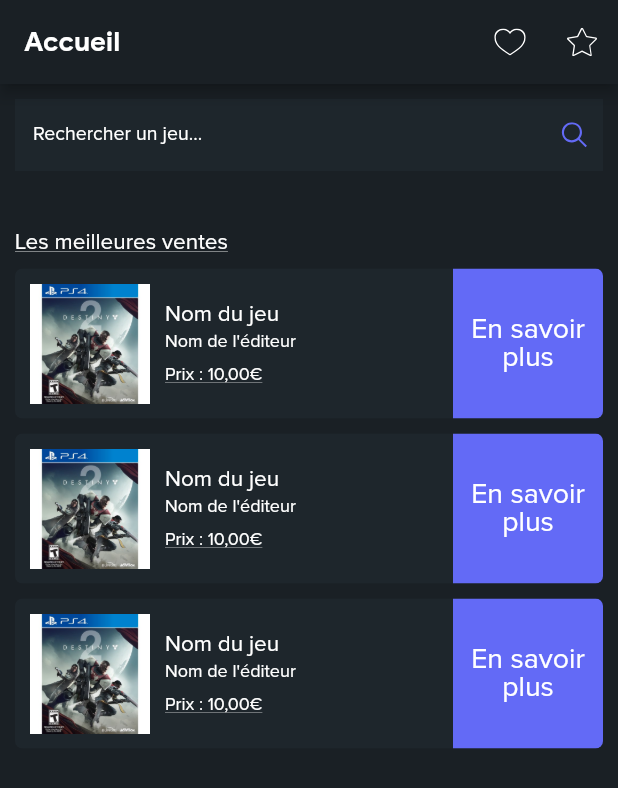
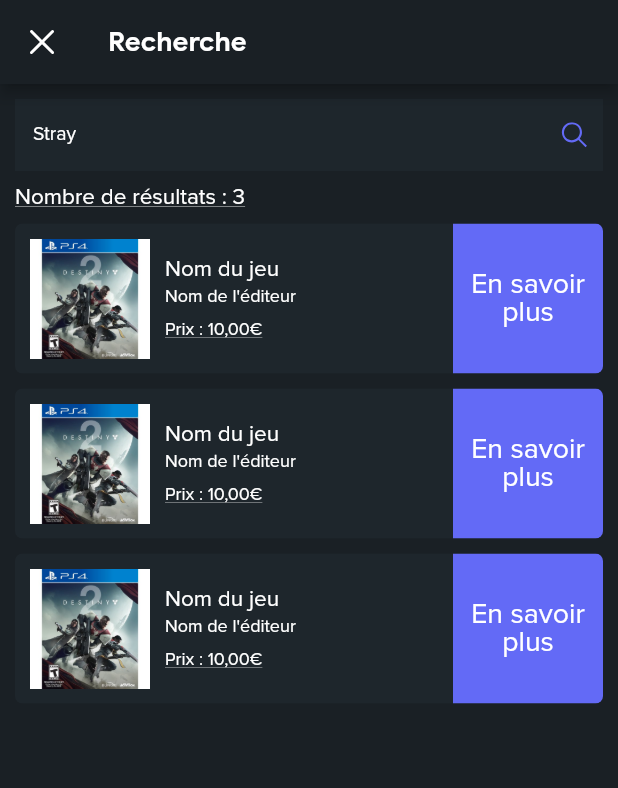
Before and after one commit to ShellyC6/projet_jeux_video, a Flutter app: the screen it shows after launch, on a phone screen of 412 x 824 dp. Shown: the top 788 px of the screen. Run offline on Flutter 3.47's test engine with Material 2 defaults, Android fonts, the phone set to English and light mode, and no system bars; our stand-ins replace flutter_svg.

Commit message:
Page de recherche

```diff
--- a/lib/main.dart
+++ b/lib/main.dart
@@ -3,6 +3,7 @@ import 'app_theme.dart';
 import 'screens/connexion.dart';
 import 'screens/inscription.dart';
 import 'screens/accueil.dart';
+import 'screens/recherche.dart';
 
 void main() {
   runApp(const MyApp());
@@ -17,7 +18,7 @@ class MyApp extends StatelessWidget {
     return MaterialApp(
       title: 'Game Store',
       theme: AppThemeDataFactory.prepareThemeData(),
-      home: const AccueilPage(),
+      home: const RecherchePage(),
     );
   }
 }
--- /dev/null
+++ b/lib/screens/recherche.dart
@@ -0,0 +1,63 @@
+import 'package:flutter/material.dart';
+import 'package:flutter_svg/flutter_svg.dart';
+import '/app_colors.dart';
+import '/widgets/search_bar.dart';
+import '/widgets/apercu.dart';
+
+class RecherchePage extends StatefulWidget {
+  const RecherchePage({super.key});
+
+  @override
+  State<RecherchePage> createState() => _RecherchePageState();
+}
+
+class _RecherchePageState extends State<RecherchePage> {
+  @override
+  Widget build(BuildContext context) {
+    return Scaffold(
+      appBar: AppBar(
+        backgroundColor: AppColors.bgColor,
+        leading: IconButton(
+          onPressed: (){
+            print("Bouton Close");
+          },
+          icon: SvgPicture.asset("res/svg/close.svg"),
+        ),
+        title: Text(
+          'Recherche',
+          style: Theme.of(context).textTheme.titleMedium,
+        ),
+      ),
+      body: Padding(
+        padding: const EdgeInsets.only(left:10, bottom: 10, right: 10, top:10),
+        child: Column(
+            children: <Widget>[
+              const SearchBar(text: "Stray"),
+              const SizedBox(height: 10),
+              Column(
+                  crossAxisAlignment: CrossAxisAlignment.stretch,
+                  children:  const [
+                    Text(
+                      "Nombre de résultats : 3",
+                      style: TextStyle(
+                        fontSize: 15,
+                        fontFamily: "Proxima Nova",
+                        color: AppColors.textColor,
+                        decoration: TextDecoration.underline,
+                      ),
+                      textAlign: TextAlign.left,
+                    ),
+                  ]
+              ),
+              const SizedBox(height: 10),
+              Apercu(),
+              const SizedBox(height: 10),
+              Apercu(),
+              const SizedBox(height: 10),
+              Apercu(),
+            ]
+        ),
+      ),
+    );
+  }
+}
```
